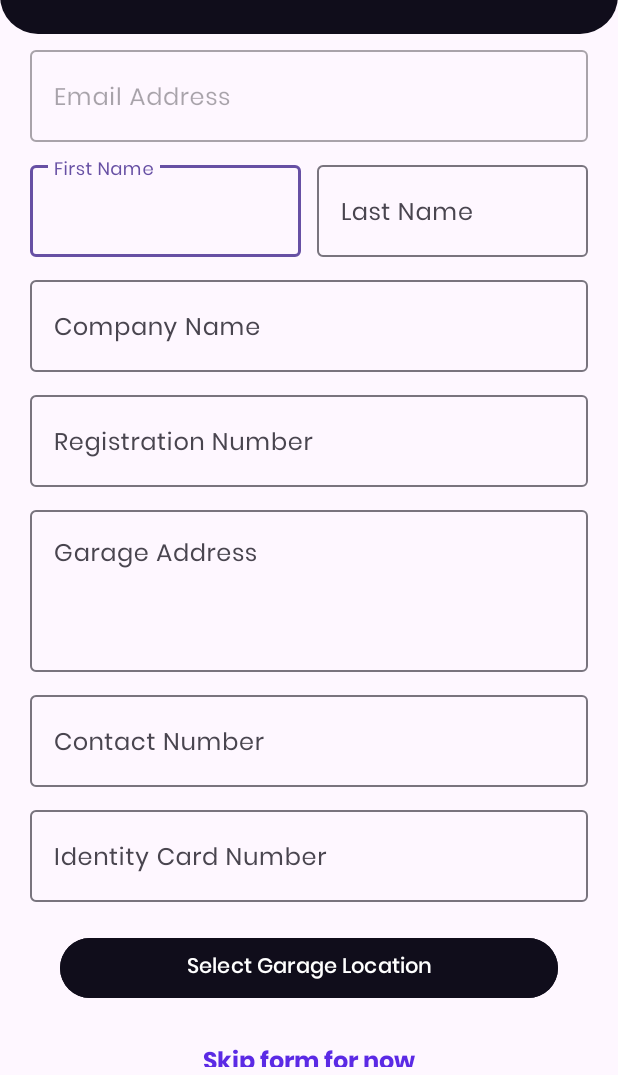
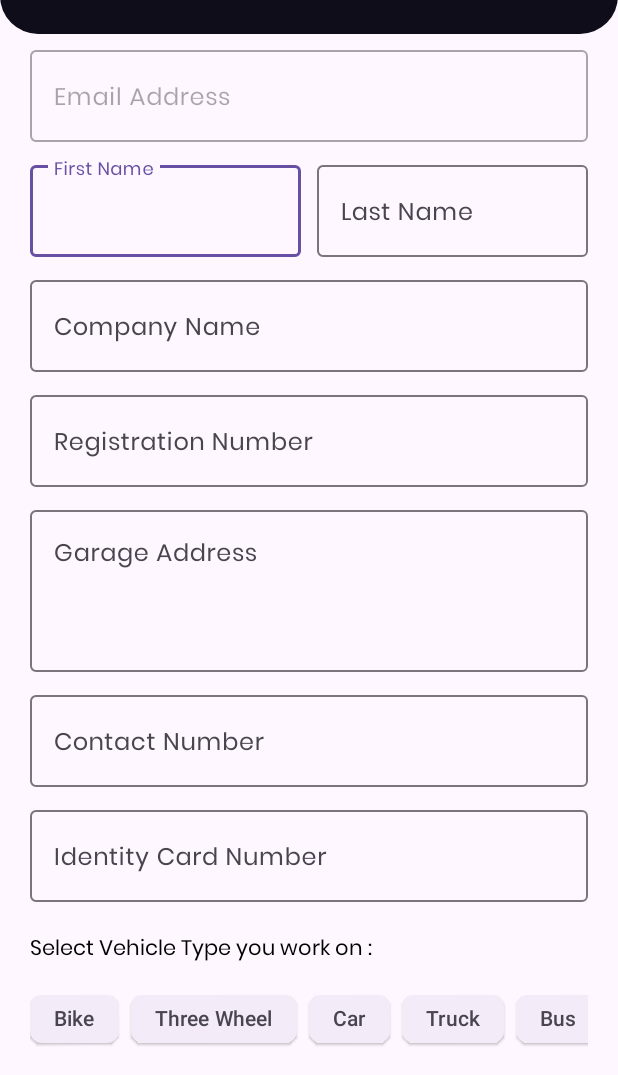
Before and after one commit to tharupathi02/HelpMe-Garage-App, an Android app: the SignUpPage2 screen opened directly, with no data from a screen before it, on a phone screen of 412 x 824 dp, the part 161-1236 px from its top. Run offline under Robolectric (Android 15) with nearby library versions, the phone set to English and light mode, and no system bars; our stand-ins replace Firebase (no records; nobody signed in at launch, a user with empty details on screens opened directly); 2 statements that could not run were skipped.

Commit message:
Developed, get Working Vehicle Types and Working Hours in SignUp Process (SignUpPage2.kt) page from Garage User

```diff
--- a/app/src/main/java/com/leoxtech/garageapp/Common/Common.kt
+++ b/app/src/main/java/com/leoxtech/garageapp/Common/Common.kt
@@ -8,4 +8,8 @@ object Common {
     const val GARAGE_USER_REFERENCE = "Garage Users"
     var currentUser: UserModel? = null
 
+    // Create a array list of vehicle types
+    var vehicleTypes = arrayListOf<String>("Bike", "Three Wheel", "Car", "Truck", "Bus", "Van", "SUV")
+    var selectedVehicleTypes = arrayListOf<String>()
+
 }
--- a/app/src/main/java/com/leoxtech/garageapp/Model/UserModel.kt
+++ b/app/src/main/java/com/leoxtech/garageapp/Model/UserModel.kt
@@ -12,6 +12,8 @@ class UserModel {
     var photoURL: String? = null
     var latitude: Double? = null
     var longitude: Double? = null
+    var workingVehicleTypes: String? = null
+    var workingHours: String? = null
 
     constructor(){}
 }
--- a/app/src/main/res/layout/activity_sign_up_page2.xml
+++ b/app/src/main/res/layout/activity_sign_up_page2.xml
@@ -180,6 +180,7 @@
                     android:layout_width="match_parent"
                     android:layout_height="wrap_content"
                     android:fontFamily="@font/poppins"
+                    android:maxLength="10"
                     android:inputType="phone"/>
 
             </com.google.android.material.textfield.TextInputLayout>
@@ -195,7 +196,63 @@
                     android:layout_width="match_parent"
                     android:layout_height="wrap_content"
                     android:fontFamily="@font/poppins"
+                    android:maxLength="12"
                     android:inputType="text|number"/>
+
+            </com.google.android.material.textfield.TextInputLayout>
+
+            <TextView
+                android:layout_width="wrap_content"
+                android:layout_height="0dp"
+                android:fontFamily="@font/poppins"
+                android:layout_marginTop="20dp"
+                android:text="Select Vehicle Type you work on :"
+                android:textColor="@color/black"
+                android:layout_weight="1"/>
+
+            <HorizontalScrollView
+                android:layout_width="match_parent"
+                android:layout_height="wrap_content"
+                android:orientation="horizontal"
+                android:scrollbars="none">
+
+                <com.google.android.material.chip.ChipGroup
+                    android:id="@+id/chipGroupVehicleType"
+                    android:layout_width="match_parent"
+                    android:layout_height="wrap_content"
+                    app:singleLine="true"
+                    android:clickable="true"
+                    android:layout_marginTop="10dp"
+                    style="@style/Widget.Material3.Chip.Filter.Elevated"
+                    android:focusable="true">
+
+                </com.google.android.material.chip.ChipGroup>
+
+            </HorizontalScrollView>
+
+            <TextView
+                android:id="@+id/txtSelectedVehicleTypes"
+                android:layout_width="wrap_content"
+                android:layout_height="0dp"
+                android:fontFamily="@font/poppins"
+                android:layout_marginTop="5dp"
+                android:layout_gravity="center"
+                android:text="Select Vehicle Types you can repair or service"
+                android:textColor="@color/black"
+                android:layout_weight="1"/>
+
+            <com.google.android.material.textfield.TextInputLayout
+                android:id="@+id/txtWorkingHours"
+                android:layout_width="match_parent"
+                android:layout_height="wrap_content"
+                android:hint="@string/working_hours"
+                android:layout_marginTop="10dp">
+
+                <com.google.android.material.textfield.TextInputEditText
+                    android:layout_width="match_parent"
+                    android:layout_height="wrap_content"
+                    android:fontFamily="@font/poppins"
+                    android:inputType="text"/>
 
             </com.google.android.material.textfield.TextInputLayout>
 
--- /dev/null
+++ b/app/src/main/res/layout/layout_chip.xml
@@ -0,0 +1,11 @@
+<?xml version="1.0" encoding="utf-8"?>
+<com.google.android.material.chip.Chip xmlns:android="http://schemas.android.com/apk/res/android"
+    android:layout_width="wrap_content"
+    android:layout_height="wrap_content"
+    xmlns:app="http://schemas.android.com/apk/res-auto"
+    android:text="Example"
+    app:closeIconEnabled="false"
+    style="@style/Widget.Material3.Chip.Filter.Elevated"
+    android:layout_margin="5dp">
+
+</com.google.android.material.chip.Chip>
--- a/app/src/main/res/values/strings.xml
+++ b/app/src/main/res/values/strings.xml
@@ -13,4 +13,5 @@
     <string name="skip_form_for_now">Skip form for now</string>
     <string name="sign_up">Sign Up</string>
     <string name="select_garage_location">Select Garage Location</string>
+    <string name="working_hours">Working Hours</string>
 </resources>
```
Also changed, not shown: app/src/main/java/com/leoxtech/garageapp/Screens/SignUpPage2.kt (+40 -1 lines).
